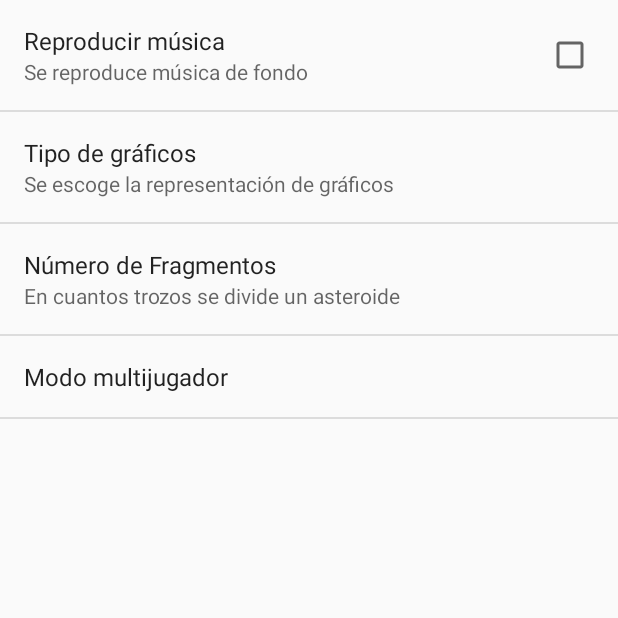
After one commit to Fran250581/Asteroides, an Android app: the Prefs screen opened directly, with no data from a screen before it, on a phone screen of 412 x 824 dp, the top half of it. The commit adds this screen. Run offline under Robolectric (Android 15) with nearby library versions, the phone set to English and light mode, and no system bars.

Commit message:
Commit 6 - Preferencias de usuario.

```diff
--- a/app/src/main/AndroidManifest.xml
+++ b/app/src/main/AndroidManifest.xml
@@ -21,6 +21,8 @@
             android:theme="@android:style/Theme.Dialog">
         </activity>
 
+        <activity android:name=".Prefs"/>
+
     </application>
 
 </manifest>
--- /dev/null
+++ b/app/src/main/java/com/example/fran/asteroides/Prefs.java
@@ -0,0 +1,27 @@
+package com.example.fran.asteroides;
+
+import android.os.Bundle;
+import android.preference.PreferenceActivity;
+import android.preference.PreferenceFragment;
+
+public class Prefs extends PreferenceActivity {
+
+    @Override
+    public void onCreate(Bundle savedInstanceState) {
+        super.onCreate(savedInstanceState);
+        getFragmentManager()
+                .beginTransaction()
+                .replace(android.R.id.content, new PrefsFragment())
+                .commit();
+    }
+
+    public static class PrefsFragment extends PreferenceFragment {
+
+        @Override
+        public void onCreate(final Bundle savedInstanceState) {
+            super.onCreate(savedInstanceState);
+            addPreferencesFromResource(R.xml.preferencias);
+        }
+    }
+
+}
--- /dev/null
+++ b/app/src/main/res/values/arrays.xml
@@ -0,0 +1,23 @@
+<?xml version="1.0" encoding="utf-8"?>
+<resources>
+    <string-array name="tiposGraficos">
+        <item>@string/vectorial</item>
+        <item>@string/bitmap</item>
+        <item>@string/tresD</item>
+    </string-array>
+    <string-array name="tiposGraficosValores">
+        <item>@string/i0</item>
+        <item>@string/i1</item>
+        <item>@string/i2</item>
+    </string-array>
+    <string-array name="tipoConexion">
+        <item >@string/bluetooth</item>
+        <item >@string/wifi</item>
+        <item >@string/internet_movil</item>
+    </string-array>
+    <string-array name="tipoConexionValores">
+        <item >@string/sB</item>
+        <item >@string/sW</item>
+        <item >@string/sI</item>
+    </string-array>
+</resources>
--- a/app/src/main/res/values/strings.xml
+++ b/app/src/main/res/values/strings.xml
@@ -8,12 +8,11 @@
     <string name="Salir">SALIR</string>
 
     <!-- Tecla menú. -->
-    <string name="btn_configurar">Configurar</string>
     <string name="btn_acerca_de">Acerca de …</string>
     <string name="buscar">Buscar</string>
 
     <!-- Diálogo Acerca de... -->
-    <string name="acercaDe" translatable="false">
+    <string name="acercaDe">
     <![CDATA[<p>Esta <i>aplicación</i> está siendo desarrollada como
     ejemplo en el curso de <b>Android</b>.</p><p> Para lanzar esta
     pantalla de información se ha creado una nueva <u>Activity</u>
@@ -21,4 +20,29 @@
     <p> Esperemos que os guste.</p>]]>
     </string>
 
+    <!-- Preferencias de usuario. -->
+    <string name="rep_musica">Reproducir música</string>
+    <string name="rep_musica2">Se reproduce música de fondo</string>
+    <string name="tipo_graficos">Tipo de gráficos</string>
+    <string name="tipo_graficos2">Se escoge la representación de gráficos</string>
+    <string name="fragmentos">Número de Fragmentos</string>
+    <string name="fragmentos2">En cuantos trozos se divide un asteroide</string>
+    <string name="multijugador">Modo multijugador</string>
+    <string name="activar_multijugador">Activar multijugador</string>
+    <string name="max_jugadores">Máximo de jugadores</string>
+    <string name="tipo_conexion">Tipo de conexión</string>
+
+    <string name="vectorial" translatable="false">Vectorial</string>
+    <string name="bitmap">Mapa de bits</string>
+    <string name="tresD" translatable="false">3D</string>
+    <string name="i0" translatable="false">0</string>
+    <string name="i1" translatable="false">1</string>
+    <string name="i2" translatable="false">2</string>
+    <string name="bluetooth" translatable="false">Bluetooth</string>
+    <string name="wifi" translatable="false">Wifi</string>
+    <string name="internet_movil">Datos móviles</string>
+    <string name="sB" translatable="false">B</string>
+    <string name="sW" translatable="false">W</string>
+    <string name="sI" translatable="false">I</string>
+
 </resources>
--- /dev/null
+++ b/app/src/main/res/xml/preferencias.xml
@@ -0,0 +1,33 @@
+<?xml version="1.0" encoding="utf-8"?>
+<PreferenceScreen xmlns:android="http://schemas.android.com/apk/res/android">
+    <CheckBoxPreference
+        android:key="musica"
+        android:title="@string/rep_musica"
+        android:summary="@string/rep_musica2"/>
+    <ListPreference
+        android:key="graficos"
+        android:title="@string/tipo_graficos"
+        android:summary="@string/tipo_graficos2"
+        android:entries="@array/tiposGraficos"
+        android:entryValues="@array/tiposGraficosValores"
+        android:defaultValue="1"/>
+    <EditTextPreference
+        android:key="fragmentos"
+        android:title="@string/fragmentos"
+        android:summary="@string/fragmentos2"
+        android:defaultValue="3"/>
+    <PreferenceScreen xmlns:android="http://schemas.android.com/apk/res/android"
+        android:title="@string/multijugador">
+        <CheckBoxPreference
+            android:key="multiplayer"
+            android:title="@string/activar_multijugador"/>
+        <EditTextPreference
+            android:key="num_jugadores"
+            android:title="@string/max_jugadores"/>
+        <ListPreference
+            android:key="tipo_conexion"
+            android:entries="@array/tipoConexion"
+            android:entryValues="@array/tipoConexionValores"
+            android:title="@string/tipo_conexion"/>
+    </PreferenceScreen>
+</PreferenceScreen>
```
Also changed, not shown: app/src/main/java/com/example/fran/asteroides/MainActivity.java (+39 -2 lines), app/src/main/res/layout-land/activity_main.xml (+5 -4 lines), app/src/main/res/layout-sw600dp-land/activity_main.xml (+5 -4 lines), app/src/main/res/layout-sw600dp/activity_main.xml (+5 -4 lines), app/src/main/res/layout/activity_main.xml (+5 -4 lines), 2 other files.
